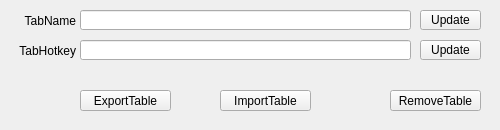
This is QKeyMapper/qtablesetupdialog.ui in Zalafina/QKeyMapper as Qt 5 draws it before an edit. The edited form follows.
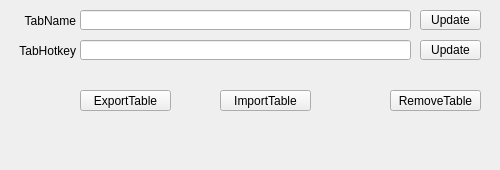
This is the edited form.

The edit to the form file:
```diff
--- a/QKeyMapper/qtablesetupdialog.ui
+++ b/QKeyMapper/qtablesetupdialog.ui
@@ -7,7 +7,7 @@
     <x>0</x>
     <y>0</y>
     <width>500</width>
-    <height>130</height>
+    <height>170</height>
    </rect>
   </property>
   <property name="sizePolicy">
@@ -19,13 +19,13 @@
   <property name="minimumSize">
    <size>
     <width>500</width>
-    <height>130</height>
+    <height>170</height>
    </size>
   </property>
   <property name="maximumSize">
    <size>
     <width>500</width>
-    <height>130</height>
+    <height>170</height>
    </size>
   </property>
   <property name="windowTitle">
```
